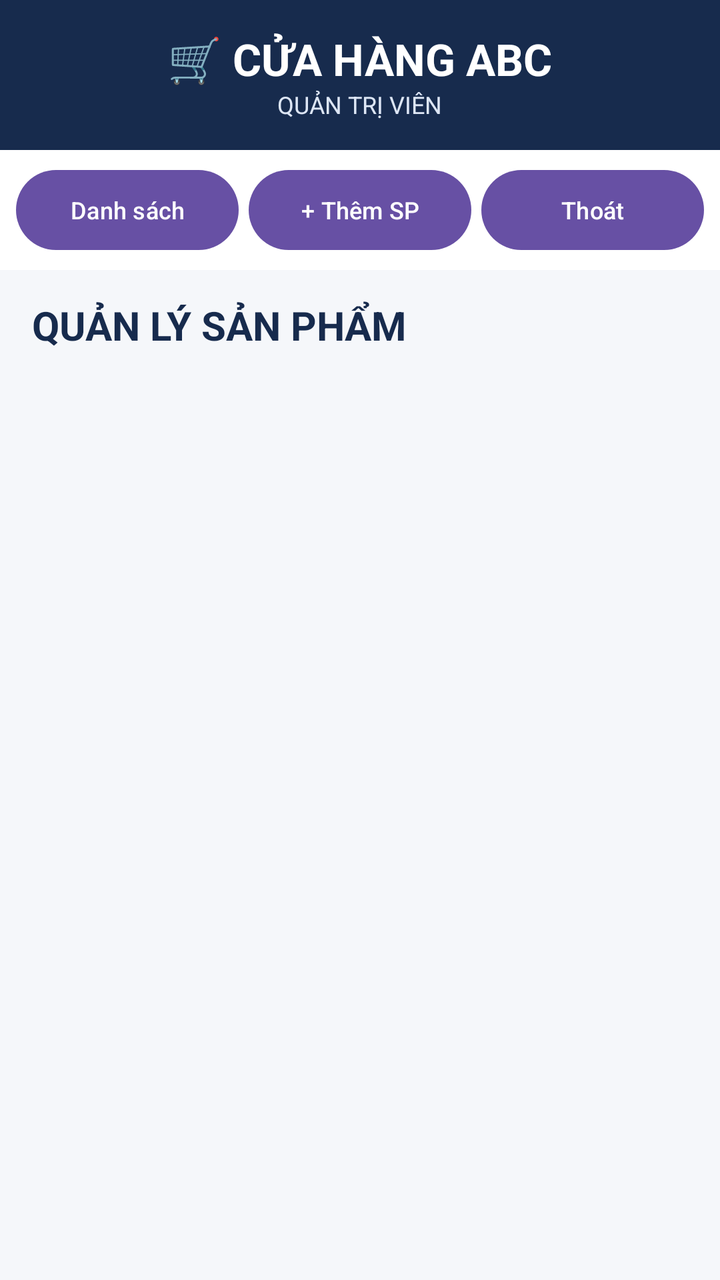
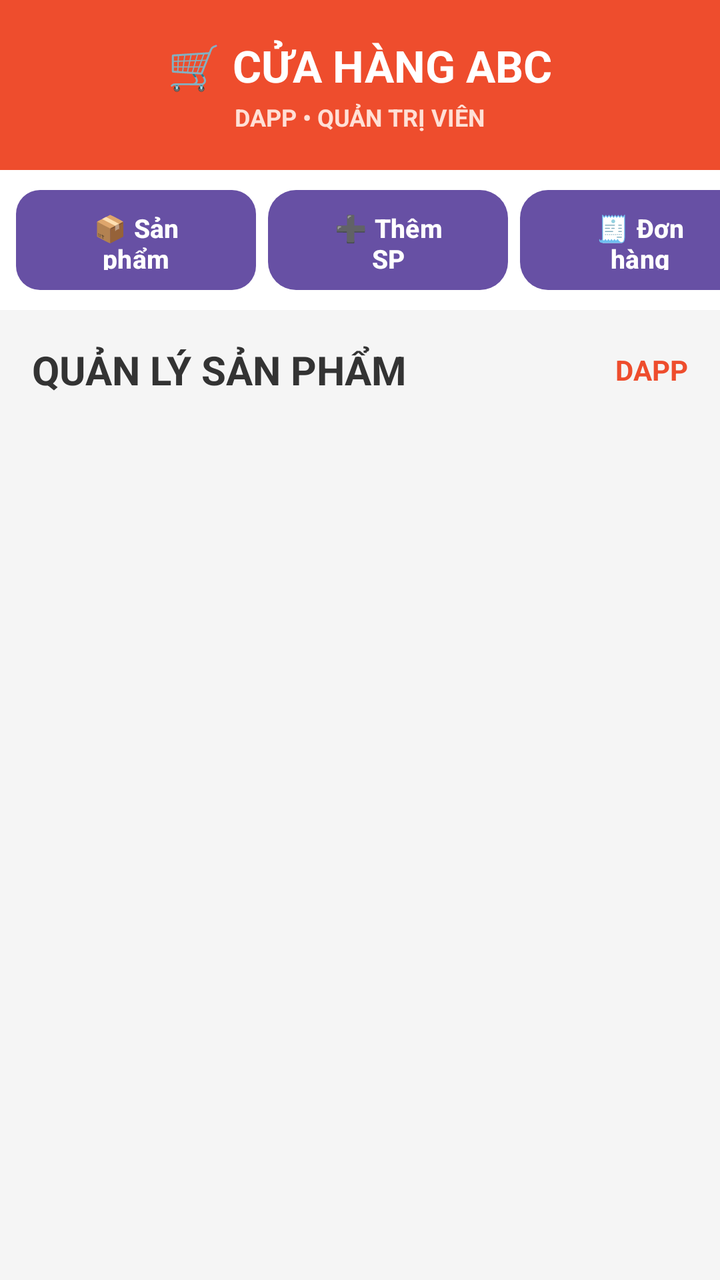

Two renders of the same Android screen: before a commit and after it. Below are the layout's source before the change and the commit's diff.
<!-- AndroidManifest.xml: application theme Theme.Web_banhang -->
<!-- res/layout/activity_admin.xml -->
<?xml version="1.0" encoding="utf-8"?>
<LinearLayout xmlns:android="http://schemas.android.com/apk/res/android"
    xmlns:app="http://schemas.android.com/apk/res-auto"
    android:layout_width="match_parent"
    android:layout_height="match_parent"
    android:orientation="vertical"
    android:background="#F5F7FA">

    

    <LinearLayout
        android:layout_width="match_parent"
        android:layout_height="75dp"
        android:orientation="vertical"
        android:gravity="center"
        android:background="#172B4D">

        <TextView
            android:layout_width="wrap_content"
            android:layout_height="wrap_content"
            android:text="🛒 CỬA HÀNG ABC"
            android:textColor="#FFFFFF"
            android:textSize="22sp"
            android:textStyle="bold" />

        <TextView
            android:layout_width="wrap_content"
            android:layout_height="wrap_content"
            android:text="QUẢN TRỊ VIÊN"
            android:textColor="#DDE6F5"
            android:textSize="12sp" />

    </LinearLayout>

    

    <LinearLayout
        android:layout_width="match_parent"
        android:layout_height="60dp"
        android:orientation="horizontal"
        android:gravity="center_vertical"
        android:paddingStart="8dp"
        android:paddingEnd="8dp"
        android:background="#FFFFFF">

        <Button
            android:id="@+id/btnDanhSach"
            android:layout_width="0dp"
            android:layout_height="48dp"
            android:layout_weight="1"
            android:text="Danh sách"
            android:textSize="12sp" />

        <Button
            android:id="@+id/btnThemSanPham"
            android:layout_width="0dp"
            android:layout_height="48dp"
            android:layout_weight="1"
            android:layout_marginStart="5dp"
            android:text="+ Thêm SP"
            android:textSize="12sp" />

        <Button
            android:id="@+id/btnDangXuat"
            android:layout_width="0dp"
            android:layout_height="48dp"
            android:layout_weight="1"
            android:layout_marginStart="5dp"
            android:text="Thoát"
            android:textSize="12sp" />

    </LinearLayout>

    

    <TextView
        android:layout_width="match_parent"
        android:layout_height="55dp"
        android:gravity="center_vertical"
        android:paddingStart="16dp"
        android:text="QUẢN LÝ SẢN PHẨM"
        android:textColor="#172B4D"
        android:textSize="20sp"
        android:textStyle="bold" />

    

    <androidx.recyclerview.widget.RecyclerView
        android:id="@+id/recyclerProducts"
        android:layout_width="match_parent"
        android:layout_height="0dp"
        android:layout_weight="1"
        android:padding="8dp"
        app:layoutManager="androidx.recyclerview.widget.LinearLayoutManager" />

</LinearLayout>
<!-- resources referenced by this layout -->
<resources>
  <style name="Theme.Web_banhang" parent="Base.Theme.Web_banhang" />
  <style name="Base.Theme.Web_banhang" parent="Theme.Material3.DayNight.NoActionBar">
          
          
      </style>
</resources>

<!-- the commit's change to res/layout/activity_admin.xml (unified diff, before → after) -->
@@ -1,19 +1,22 @@
 <?xml version="1.0" encoding="utf-8"?>
-<LinearLayout xmlns:android="http://schemas.android.com/apk/res/android"
+<LinearLayout
+    xmlns:android="http://schemas.android.com/apk/res/android"
     xmlns:app="http://schemas.android.com/apk/res-auto"
     android:layout_width="match_parent"
     android:layout_height="match_parent"
     android:orientation="vertical"
-    android:background="#F5F7FA">
+    android:background="#F5F5F5">
 
+    
+    
     
 
     <LinearLayout
         android:layout_width="match_parent"
-        android:layout_height="75dp"
+        android:layout_height="85dp"
         android:orientation="vertical"
         android:gravity="center"
-        android:background="#172B4D">
+        android:background="#EE4D2D">
 
         <TextView
             android:layout_width="wrap_content"
@@ -26,12 +29,81 @@
         <TextView
             android:layout_width="wrap_content"
             android:layout_height="wrap_content"
-            android:text="QUẢN TRỊ VIÊN"
-            android:textColor="#DDE6F5"
-            android:textSize="12sp" />
+            android:layout_marginTop="3dp"
+            android:text="DAPP • QUẢN TRỊ VIÊN"
+            android:textColor="#FFE0D6"
+            android:textSize="12sp"
+            android:textStyle="bold" />
 
     </LinearLayout>
 
+    
+    
+    
+
+    <HorizontalScrollView
+        android:layout_width="match_parent"
+        android:layout_height="70dp"
+        android:scrollbars="none"
+        android:background="#FFFFFF">
+
+        <LinearLayout
+            android:layout_width="wrap_content"
+            android:layout_height="match_parent"
+            android:orientation="horizontal"
+            android:gravity="center_vertical"
+            android:paddingStart="8dp"
+            android:paddingEnd="8dp">
+
+            <Button
+                android:id="@+id/btnDanhSach"
+                android:layout_width="120dp"
+                android:layout_height="50dp"
+                android:text="📦 Sản phẩm"
+                android:textSize="13sp"
+                android:textStyle="bold"
+                android:textColor="#FFFFFF"
+                android:background="@drawable/bg_button_login" />
+
+            <Button
+                android:id="@+id/btnThemSanPham"
+                android:layout_width="120dp"
+                android:layout_height="50dp"
+                android:layout_marginStart="6dp"
+                android:text="➕ Thêm SP"
+                android:textSize="13sp"
+                android:textStyle="bold"
+                android:textColor="#FFFFFF"
+                android:background="@drawable/bg_button_buy" />
+
+            <Button
+                android:id="@+id/btnDonHang"
+                android:layout_width="120dp"
+                android:layout_height="50dp"
+                android:layout_marginStart="6dp"
+                android:text="🧾 Đơn hàng"
+                android:textSize="13sp"
+                android:textStyle="bold"
+                android:textColor="#FFFFFF"
+                android:background="@drawable/bg_button_cart" />
+
+            <Button
+                android:id="@+id/btnDangXuat"
+                android:layout_width="100dp"
+                android:layout_height="50dp"
+                android:layout_marginStart="6dp"
+                android:text="🚪 Thoát"
+                android:textSize="13sp"
+                android:textStyle="bold"
+                android:textColor="#FFFFFF"
+                android:background="@drawable/bg_button_logout" />
+
+        </LinearLayout>
+
+    </HorizontalScrollView>
+
+    
+    
     
 
     <LinearLayout
@@ -39,50 +111,30 @@
         android:layout_height="60dp"
         android:orientation="horizontal"
         android:gravity="center_vertical"
-        android:paddingStart="8dp"
-        android:paddingEnd="8dp"
-        android:background="#FFFFFF">
+        android:paddingStart="16dp"
+        android:paddingEnd="16dp">
 
-        <Button
-            android:id="@+id/btnDanhSach"
+        <TextView
             android:layout_width="0dp"
-            android:layout_height="48dp"
+            android:layout_height="wrap_content"
             android:layout_weight="1"
-            android:text="Danh sách"
-            android:textSize="12sp" />
+            android:text="QUẢN LÝ SẢN PHẨM"
+            android:textColor="#333333"
+            android:textSize="20sp"
+            android:textStyle="bold" />
 
-        <Button
-            android:id="@+id/btnThemSanPham"
-            android:layout_width="0dp"
-            android:layout_height="48dp"
-            android:layout_weight="1"
-            android:layout_marginStart="5dp"
-            android:text="+ Thêm SP"
-            android:textSize="12sp" />
-
-        <Button
-            android:id="@+id/btnDangXuat"
-            android:layout_width="0dp"
-            android:layout_height="48dp"
-            android:layout_weight="1"
-            android:layout_marginStart="5dp"
-            android:text="Thoát"
-            android:textSize="12sp" />
+        <TextView
+            android:layout_width="wrap_content"
+            android:layout_height="wrap_content"
+            android:text="DAPP"
+            android:textColor="#EE4D2D"
+            android:textSize="14sp"
+            android:textStyle="bold" />
 
     </LinearLayout>
 
     
-
-    <TextView
-        android:layout_width="match_parent"
-        android:layout_height="55dp"
-        android:gravity="center_vertical"
-        android:paddingStart="16dp"
-        android:text="QUẢN LÝ SẢN PHẨM"
-        android:textColor="#172B4D"
-        android:textSize="20sp"
-        android:textStyle="bold" />
-
+    
     
 
     <androidx.recyclerview.widget.RecyclerView
@@ -91,6 +143,7 @@
         android:layout_height="0dp"
         android:layout_weight="1"
         android:padding="8dp"
+        android:clipToPadding="false"
         app:layoutManager="androidx.recyclerview.widget.LinearLayoutManager" />
 
 </LinearLayout>
<!-- resource entries referenced after the edit -->
@@ -1,5 +1,169 @@
 <!-- resources referenced by this layout -->
 <resources>
+  <!-- drawable bg_button_buy (drawable) -->
+  <?xml version="1.0" encoding="utf-8"?>
+  <selector xmlns:android="http://schemas.android.com/apk/res/android">
+  
+      <item android:state_pressed="true">
+  
+          <shape android:shape="rectangle">
+  
+              <solid android:color="#991B1B" />
+  
+              <corners android:radius="14dp" />
+  
+          </shape>
+  
+      </item>
+  
+      <item android:state_hovered="true">
+  
+          <shape android:shape="rectangle">
+  
+              <solid android:color="#F87171" />
+  
+              <corners android:radius="14dp" />
+  
+          </shape>
+  
+      </item>
+  
+      <item>
+  
+          <shape android:shape="rectangle">
+  
+              <solid android:color="#E53935" />
+  
+              <corners android:radius="14dp" />
+  
+          </shape>
+  
+      </item>
+  
+  </selector>
+  <!-- drawable bg_button_cart (drawable) -->
+  <?xml version="1.0" encoding="utf-8"?>
+  <selector xmlns:android="http://schemas.android.com/apk/res/android">
+  
+      <item android:state_pressed="true">
+  
+          <shape android:shape="rectangle">
+  
+              <solid android:color="#1E3A8A" />
+  
+              <corners android:radius="14dp" />
+  
+          </shape>
+  
+      </item>
+  
+      <item android:state_hovered="true">
+  
+          <shape android:shape="rectangle">
+  
+              <solid android:color="#60A5FA" />
+  
+              <corners android:radius="14dp" />
+  
+          </shape>
+  
+      </item>
+  
+      <item>
+  
+          <shape android:shape="rectangle">
+  
+              <solid android:color="#2563EB" />
+  
+              <corners android:radius="14dp" />
+  
+          </shape>
+  
+      </item>
+  
+  </selector>
+  <!-- drawable bg_button_login (drawable) -->
+  <?xml version="1.0" encoding="utf-8"?>
+  <selector xmlns:android="http://schemas.android.com/apk/res/android">
+  
+      <item android:state_pressed="true">
+  
+          <shape android:shape="rectangle">
+  
+              <solid android:color="#1E40AF" />
+  
+              <corners android:radius="12dp" />
+  
+          </shape>
+  
+      </item>
+  
+      <item android:state_hovered="true">
+  
+          <shape android:shape="rectangle">
+  
+              <solid android:color="#60A5FA" />
+  
+              <corners android:radius="12dp" />
+  
+          </shape>
+  
+      </item>
+  
+      <item>
+  
+          <shape android:shape="rectangle">
+  
+              <solid android:color="#2563EB" />
+  
+              <corners android:radius="12dp" />
+  
+          </shape>
+  
+      </item>
+  
+  </selector>
+  <!-- drawable bg_button_logout (drawable) -->
+  <?xml version="1.0" encoding="utf-8"?>
+  <selector xmlns:android="http://schemas.android.com/apk/res/android">
+  
+      <item android:state_pressed="true">
+  
+          <shape android:shape="rectangle">
+  
+              <solid android:color="#991B1B" />
+  
+              <corners android:radius="12dp" />
+  
+          </shape>
+  
+      </item>
+  
+      <item android:state_hovered="true">
+  
+          <shape android:shape="rectangle">
+  
+              <solid android:color="#F87171" />
+  
+              <corners android:radius="12dp" />
+  
+          </shape>
+  
+      </item>
+  
+      <item>
+  
+          <shape android:shape="rectangle">
+  
+              <solid android:color="#DC2626" />
+  
+              <corners android:radius="12dp" />
+  
+          </shape>
+  
+      </item>
+  
+  </selector>
   <style name="Theme.Web_banhang" parent="Base.Theme.Web_banhang" />
   <style name="Base.Theme.Web_banhang" parent="Theme.Material3.DayNight.NoActionBar">
           
